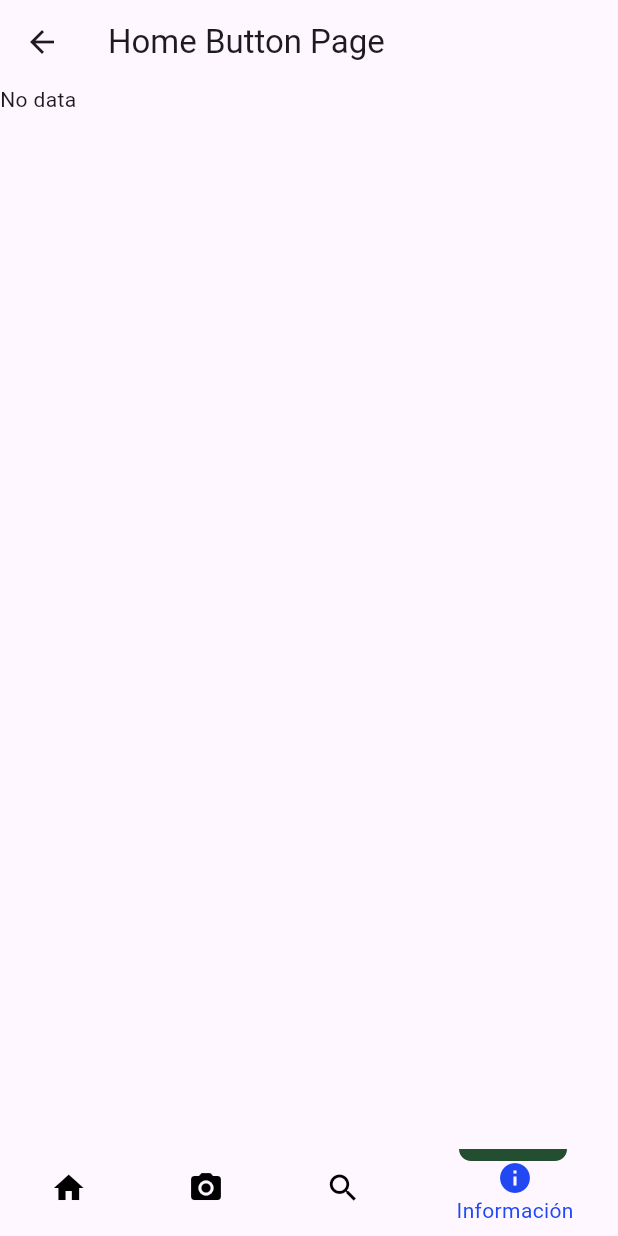
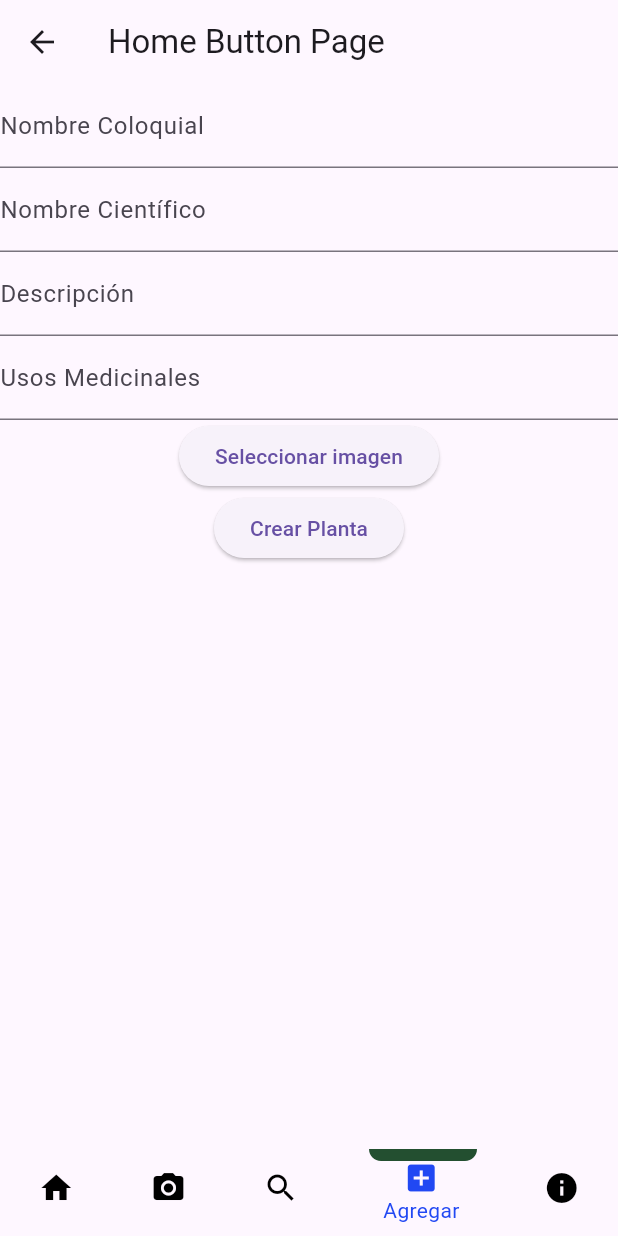
Before and after one commit to Leunam77/ProyectoJardinBotanico, a Flutter app: the HomeButtonPage screen opened directly, item 4 of the bottom bar chosen, on a phone screen of 412 x 824 dp. Run offline on Flutter 3.47's test engine with Material 3 defaults, Android fonts, the light colour scheme and no system bars; our stand-ins replace cloud_firestore, firebase_core, firebase_storage, flutter_svg, image_picker, qr_flutter; missing offline and left inert: qr_code_scanner; accounts and stored records are empty.

Commit message:
creacion de planta y se añadio imagen a descripcion

```diff
--- a/lib/main.dart
+++ b/lib/main.dart
@@ -4,8 +4,7 @@ import 'package:jardin_botanico/views/screens/home_page.dart';
 
 void main() async {
   WidgetsFlutterBinding.ensureInitialized();
-  FirebaseService firebaseService = FirebaseService();
-  await firebaseService.initFirebase();
+  FirebaseService();
   runApp(const MyApp());
 }
 
--- a/lib/models/plant_model.dart
+++ b/lib/models/plant_model.dart
@@ -1,14 +1,14 @@
 class PlantModel {
-  String id;
-  String nombreColoquial;
-  String nombreCientifico;
-  String descripcion;
-  String usosMedicinales;
-  String? imageUrl;
-  String? qrCodeUrl;
+  final String? id;
+  final String nombreColoquial;
+  final String nombreCientifico;
+  final String descripcion;
+  final String usosMedicinales;
+  final String? imageUrl;
+  final String? qrCodeUrl;
 
   PlantModel({
-    required this.id,
+    this.id,
     required this.nombreColoquial,
     required this.nombreCientifico,
     required this.descripcion,
@@ -17,9 +17,8 @@ class PlantModel {
     this.qrCodeUrl,
   });
 
-  PlantModel.fromMap(Map snapshot)
-      : id = snapshot['id'] ?? '',
-        nombreColoquial = snapshot['nombreColoquial'] ?? '',
+  PlantModel.fromMap(this.id, Map<String, dynamic> snapshot)
+      : nombreColoquial = snapshot['nombreColoquial'] ?? '',
         nombreCientifico = snapshot['nombreCientifico'] ?? '',
         descripcion = snapshot['descripcion'] ?? '',
         usosMedicinales = snapshot['usosMedicinales'] ?? '',
@@ -37,4 +36,28 @@ class PlantModel {
       "qrCodeUrl": qrCodeUrl,
     };
   }
+
+  @override
+  bool operator ==(Object other) {
+    if (identical(this, other)) return true;
+
+    return other is PlantModel &&
+        other.id == id &&
+        other.nombreColoquial == nombreColoquial &&
+        other.nombreCientifico == nombreCientifico &&
+        other.descripcion == descripcion &&
+        other.usosMedicinales == usosMedicinales &&
+        other.imageUrl == imageUrl &&
+        other.qrCodeUrl == qrCodeUrl;
+  }
+
+  @override
+  int get hashCode =>
+      id.hashCode ^
+      nombreColoquial.hashCode ^
+      nombreCientifico.hashCode ^
+      descripcion.hashCode ^
+      usosMedicinales.hashCode ^
+      (imageUrl?.hashCode ?? 0) ^
+      (qrCodeUrl?.hashCode ?? 0);
 }
--- /dev/null
+++ b/lib/views/screens/create_screen.dart
@@ -0,0 +1,102 @@
+import 'dart:io';
+import 'package:flutter/material.dart';
+import 'package:image_picker/image_picker.dart';
+import 'package:jardin_botanico/models/plant_model.dart';
+import 'package:jardin_botanico/controllers/plant_controller.dart';
+
+class CreatePlantForm extends StatefulWidget {
+  const CreatePlantForm({super.key});
+
+  @override
+  CreatePlantFormState createState() => CreatePlantFormState();
+}
+
+class CreatePlantFormState extends State<CreatePlantForm> {
+  final _formKey = GlobalKey<FormState>();
+  final plantController = PlantController();
+  final nombreColoquialController = TextEditingController();
+  final nombreCientificoController = TextEditingController();
+  final descripcionController = TextEditingController();
+  final usosMedicinalesController = TextEditingController();
+  String nombreColoquial = '';
+  String nombreCientifico = '';
+  String descripcion = '';
+  String usosMedicinales = '';
+  File? imageFile;
+  final ImagePicker _picker = ImagePicker();
+
+  Future<void> selectImage() async {
+    final XFile? selectedImage = await _picker.pickImage(
+      source: ImageSource.gallery,
+      maxWidth: 800,
+      maxHeight: 600,
+    );
+
+    if (selectedImage != null) {
+      setState(() {
+        imageFile = File(selectedImage.path);
+      });
+    }
+  }
+  void resetImage() {
+    setState(() {
+      imageFile = null;
+    });
+  }
+  @override
+  Widget build(BuildContext context) {
+    return Form(
+      key: _formKey,
+      child: Column(
+        children: <Widget>[
+          TextFormField(
+            controller: nombreColoquialController,
+            decoration: const InputDecoration(labelText: 'Nombre Coloquial'),
+            onSaved: (value) => nombreColoquial = value ?? '',
+          ),
+          TextFormField(
+            controller: nombreCientificoController,
+            decoration: const InputDecoration(labelText: 'Nombre Científico'),
+            onSaved: (value) => nombreCientifico = value ?? '',
+          ),
+          TextFormField(
+            controller: descripcionController,
+            decoration: const InputDecoration(labelText: 'Descripción'),
+            onSaved: (value) => descripcion = value ?? '',
+          ),
+          TextFormField(
+            controller: usosMedicinalesController,
+            decoration: const InputDecoration(labelText: 'Usos Medicinales'),
+            onSaved: (value) => usosMedicinales = value ?? '',
+          ),
+           ElevatedButton(
+            onPressed: selectImage,
+            child: const Text('Seleccionar imagen'),
+          ),
+          if (imageFile != null) Text(imageFile!.path),
+          ElevatedButton(
+            onPressed: () {
+              if (_formKey.currentState!.validate()) {
+                _formKey.currentState!.save();
+                PlantModel newPlant = PlantModel(
+                  nombreColoquial: nombreColoquial,
+                  nombreCientifico: nombreCientifico,
+                  descripcion: descripcion,
+                  usosMedicinales: usosMedicinales,
+                );
+                plantController.createPlant(newPlant, imageFile!);
+              }
+              nombreColoquialController.clear();
+              nombreCientificoController.clear();
+              descripcionController.clear();
+              usosMedicinalesController.clear();
+              resetImage();
+            },
+
+            child: const Text('Crear Planta'),
+          ),
+        ],
+      ),
+    );
+  }
+}
--- a/lib/views/screens/home_button.dart
+++ b/lib/views/screens/home_button.dart
@@ -1,6 +1,7 @@
 import 'package:flutter/material.dart';
 import 'package:flutter_svg/flutter_svg.dart';
 import 'package:jardin_botanico/views/screens/camera_screen.dart';
+import 'package:jardin_botanico/views/screens/create_screen.dart';
 import 'package:jardin_botanico/views/screens/information._screen.dart';
 
 class HomeButtonPage extends StatefulWidget {
@@ -16,13 +17,15 @@ class HomeButtonPageState extends State<HomeButtonPage> {
     Text('Home'),
     Text('Camera'),
     Text('Search'),
+    Text('Add'),
     Text('Information'),
   ];
   final positions = [
-    const Offset(15, -12),
-    const Offset(108, -12),
-    const Offset(200, -12),
-    const Offset(290, -12),
+    const Offset(8, -12),
+    const Offset(80, -12),
+    const Offset(150, -12),
+    const Offset(230, -12),
+    const Offset(305, -12),
   ];
 
   @override
@@ -32,13 +35,14 @@ class HomeButtonPageState extends State<HomeButtonPage> {
         title: const Text('Home Button Page'),
       ),
       body: _selectedIndex == 1
-        ? const QRViewExample()
-        : _selectedIndex == 3
+          ? const QRViewExample()
+          : _selectedIndex == 4
               ? InformationScreen()
-              : Center(
+              : _selectedIndex == 3
+                  ? const CreatePlantForm()
+                  :Center(
                   child: _widgetOptions.elementAt(_selectedIndex),
                 ),
-
       bottomNavigationBar: Stack(
         children: <Widget>[
           BottomNavigationBar(
@@ -54,6 +58,10 @@ class HomeButtonPageState extends State<HomeButtonPage> {
               BottomNavigationBarItem(
                 icon: Icon(Icons.search),
                 label: 'Buscar',
+              ),
+              BottomNavigationBarItem(
+                icon: Icon(Icons.add_box),
+                label: 'Agregar',
               ),
               BottomNavigationBarItem(
                 icon: Icon(Icons.info),
--- a/lib/views/screens/information._screen.dart
+++ b/lib/views/screens/information._screen.dart
@@ -26,6 +26,7 @@ class InformationScreen extends StatelessWidget {
               Text('Instagram: ${gardenInfo.linkInstagram}'),
               Text('TikTok: ${gardenInfo.linkTikTok}'),
               Text('Descripción: ${gardenInfo.descripcion}'),
+              Image(image: NetworkImage(gardenInfo.imageURLInfo ?? '')),
               // Añade aquí más campos según sea necesario
             ],
           );
--- a/pubspec.yaml
+++ b/pubspec.yaml
@@ -42,7 +42,9 @@ dependencies:
   flutter_bloc: ^8.1.3
   flutter_svg: ^2.0.9
   get_it: ^7.6.4
+  image_picker: ^1.0.5
   mockito: ^5.4.3
+  path: ^1.9.0
   provider: ^6.1.1
   qr_code_scanner: ^1.0.1
   qr_flutter: ^4.1.0
```
Also changed, not shown: lib/controllers/plant_controller.dart (+18 -8 lines), lib/models/garden_info_model.dart (+9 -3 lines), pubspec.lock.
